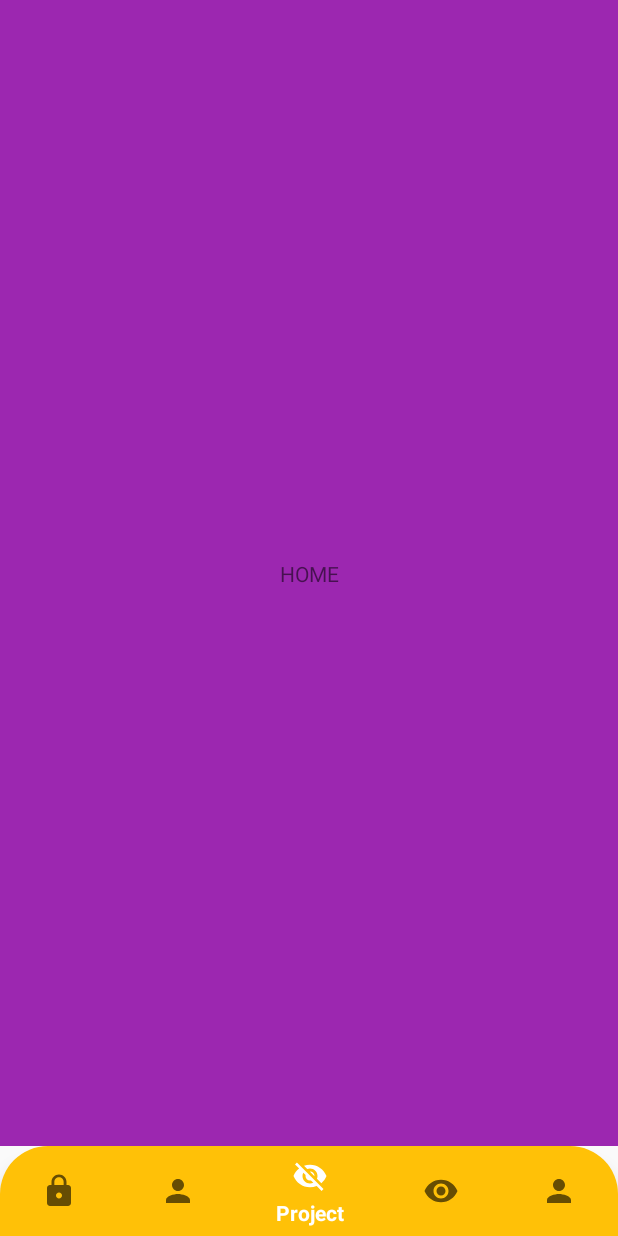
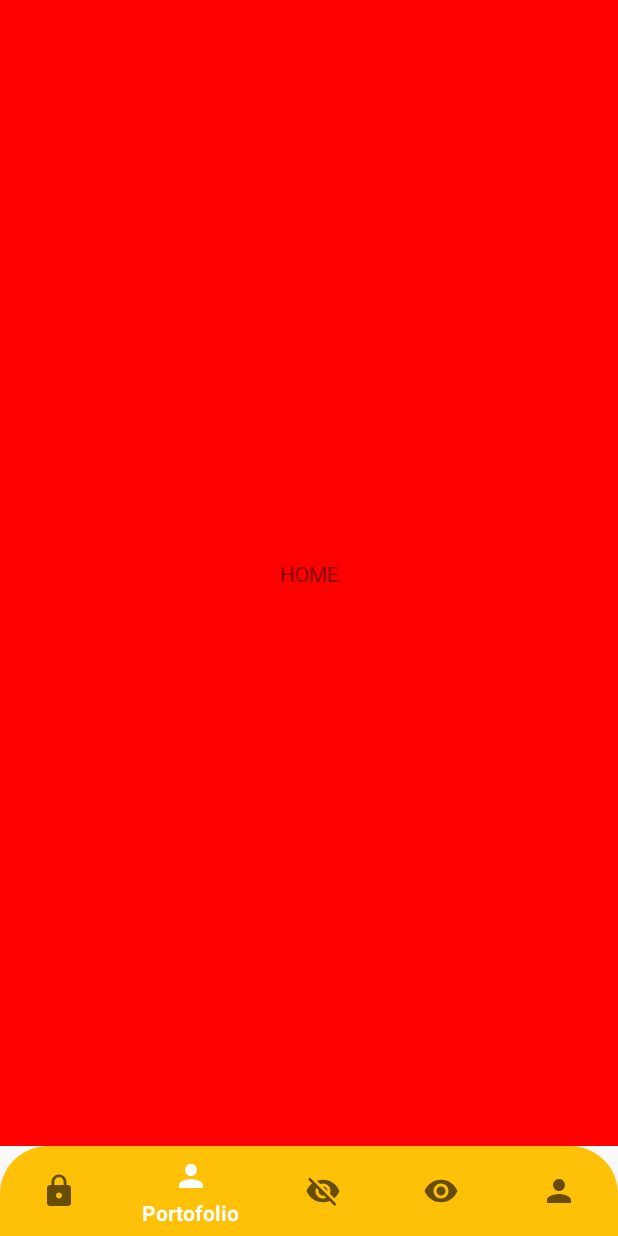
Before and after one commit to lonewarriorHX/UserApp, an Android app: the ProjectFragment screen opened through its navigation route, item 2 of the bottom bar chosen, on a phone screen of 412 x 824 dp. Run offline under Robolectric (Android 15) with nearby library versions, the phone set to English and light mode, and no system bars; our stand-ins replace Firebase (no records; nobody signed in at launch, a user with empty details on screens opened directly), navigation-ui.

Commit message:
adding new tab

```diff
--- /dev/null
+++ b/app/src/main/java/com/example/finalapplication/PortofolioFragment.kt
@@ -0,0 +1,59 @@
+package com.example.finalapplication
+
+import android.os.Bundle
+import androidx.fragment.app.Fragment
+import android.view.LayoutInflater
+import android.view.View
+import android.view.ViewGroup
+
+// TODO: Rename parameter arguments, choose names that match
+// the fragment initialization parameters, e.g. ARG_ITEM_NUMBER
+private const val ARG_PARAM1 = "param1"
+private const val ARG_PARAM2 = "param2"
+
+/**
+ * A simple [Fragment] subclass.
+ * Use the [PortofolioFragment.newInstance] factory method to
+ * create an instance of this fragment.
+ */
+class PortofolioFragment : Fragment() {
+    // TODO: Rename and change types of parameters
+    private var param1: String? = null
+    private var param2: String? = null
+
+    override fun onCreate(savedInstanceState: Bundle?) {
+        super.onCreate(savedInstanceState)
+        arguments?.let {
+            param1 = it.getString(ARG_PARAM1)
+            param2 = it.getString(ARG_PARAM2)
+        }
+    }
+
+    override fun onCreateView(
+        inflater: LayoutInflater, container: ViewGroup?,
+        savedInstanceState: Bundle?
+    ): View? {
+        // Inflate the layout for this fragment
+        return inflater.inflate(R.layout.fragment_portofolio, container, false)
+    }
+
+    companion object {
+        /**
+         * Use this factory method to create a new instance of
+         * this fragment using the provided parameters.
+         *
+         * @param param1 Parameter 1.
+         * @param param2 Parameter 2.
+         * @return A new instance of fragment PortofolioFragment.
+         */
+        // TODO: Rename and change types and number of parameters
+        @JvmStatic
+        fun newInstance(param1: String, param2: String) =
+            PortofolioFragment().apply {
+                arguments = Bundle().apply {
+                    putString(ARG_PARAM1, param1)
+                    putString(ARG_PARAM2, param2)
+                }
+            }
+    }
+}
--- /dev/null
+++ b/app/src/main/res/layout/fragment_portofolio.xml
@@ -0,0 +1,20 @@
+<?xml version="1.0" encoding="utf-8"?>
+<androidx.constraintlayout.widget.ConstraintLayout xmlns:android="http://schemas.android.com/apk/res/android"
+    xmlns:app="http://schemas.android.com/apk/res-auto"
+    xmlns:tools="http://schemas.android.com/tools"
+    android:layout_width="match_parent"
+    android:layout_height="match_parent"
+    tools:context=".PortofolioFragment"
+    android:background="#ff0000">
+
+    <!-- TODO: Update blank fragment layout -->
+    <TextView
+        android:layout_width="wrap_content"
+        android:layout_height="wrap_content"
+        android:text="HOME"
+        app:layout_constraintBottom_toBottomOf="parent"
+        app:layout_constraintEnd_toEndOf="parent"
+        app:layout_constraintStart_toStartOf="parent"
+        app:layout_constraintTop_toTopOf="parent" />
+
+</androidx.constraintlayout.widget.ConstraintLayout>
--- a/app/src/main/res/navigation/my_nav.xml
+++ b/app/src/main/res/navigation/my_nav.xml
@@ -4,7 +4,7 @@
     xmlns:app="http://schemas.android.com/apk/res-auto"
     xmlns:tools="http://schemas.android.com/tools"
     androidx:id="@+id/my_nav"
-    app:startDestination="@id/accountFragment"
+    app:startDestination="@id/homeFragment"
     tools:ignore="UnusedNavigation">
 
     <fragment
@@ -27,4 +27,9 @@
         androidx:name="com.example.finalapplication.ProjectFragment"
         androidx:label="fragment_project"
         tools:layout="@layout/fragment_project" />
+    <fragment
+        androidx:id="@+id/portofolioFragment"
+        androidx:name="com.example.finalapplication.PortofolioFragment"
+        androidx:label="PortofolioFragment"
+        tools:layout="@layout/fragment_portofolio" />
 </navigation>
```
